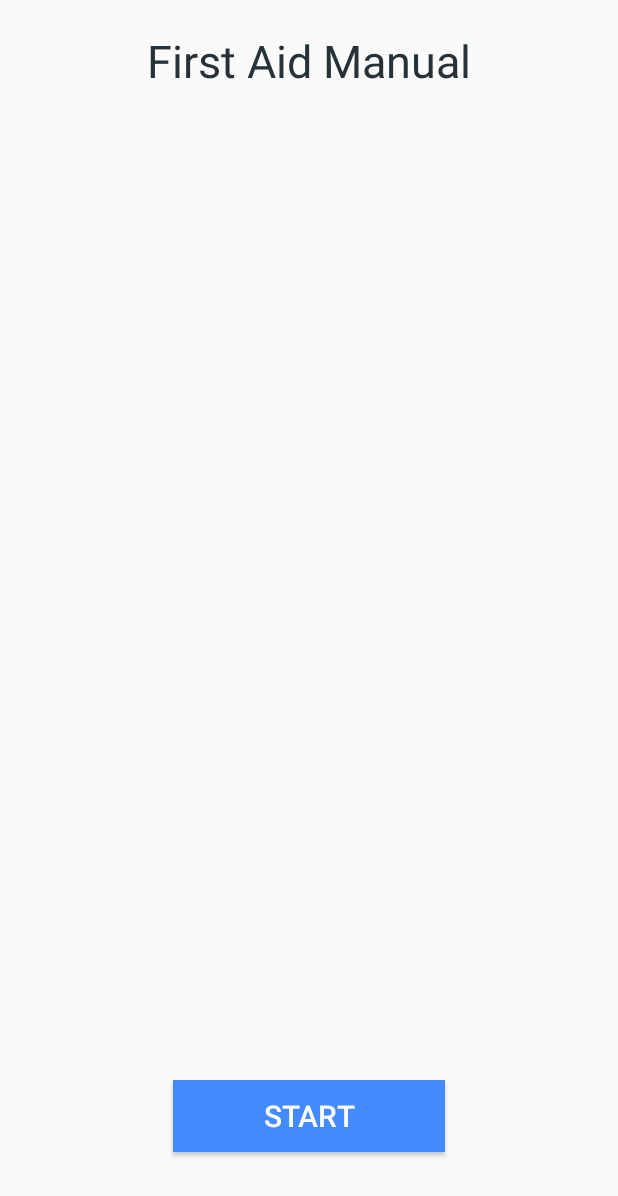
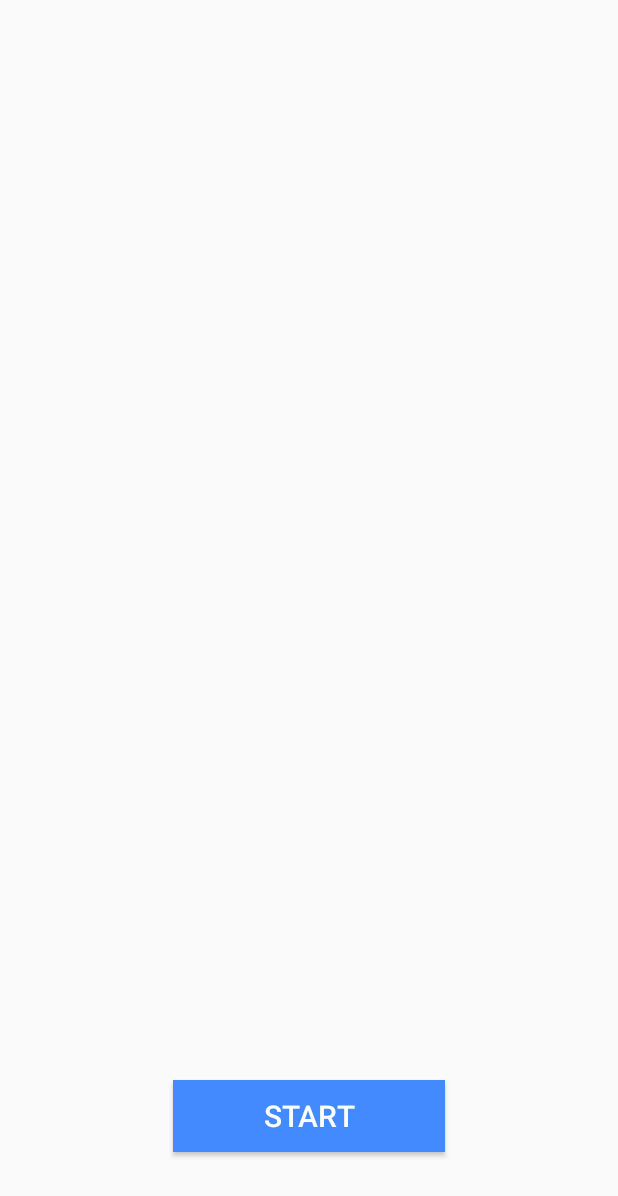
Before and after one commit to sgiedne/FAmanual, an Android app: the SpeechActivity screen opened directly, with no data from a screen before it, on a phone screen of 412 x 824 dp. Shown: the top 1196 px of the screen. Run offline under Robolectric (Android 15) with nearby library versions, the phone set to English and light mode, and no system bars; 3 statements that could not run were skipped.

Commit message:
removed the default text

```diff
--- a/app/src/main/res/layout/activity_speech.xml
+++ b/app/src/main/res/layout/activity_speech.xml
@@ -11,7 +11,6 @@
         android:layout_width="wrap_content"
         android:layout_height="wrap_content"
         android:textSize="30sp"
-        android:text="First Aid Manual"
         android:layout_gravity="center"
         android:paddingBottom="10dp"
         android:paddingTop="10dp"
```
